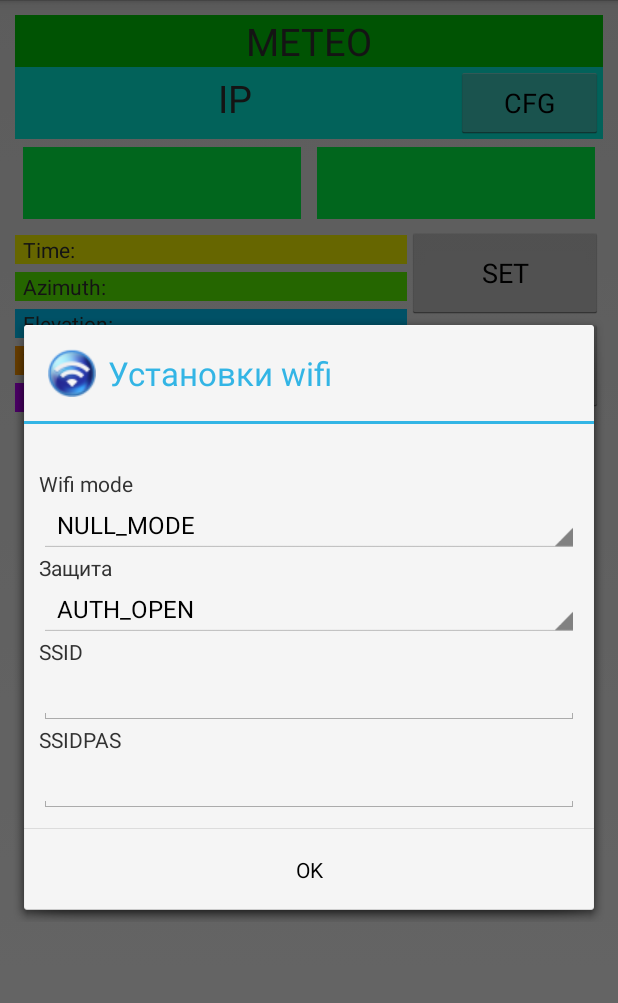
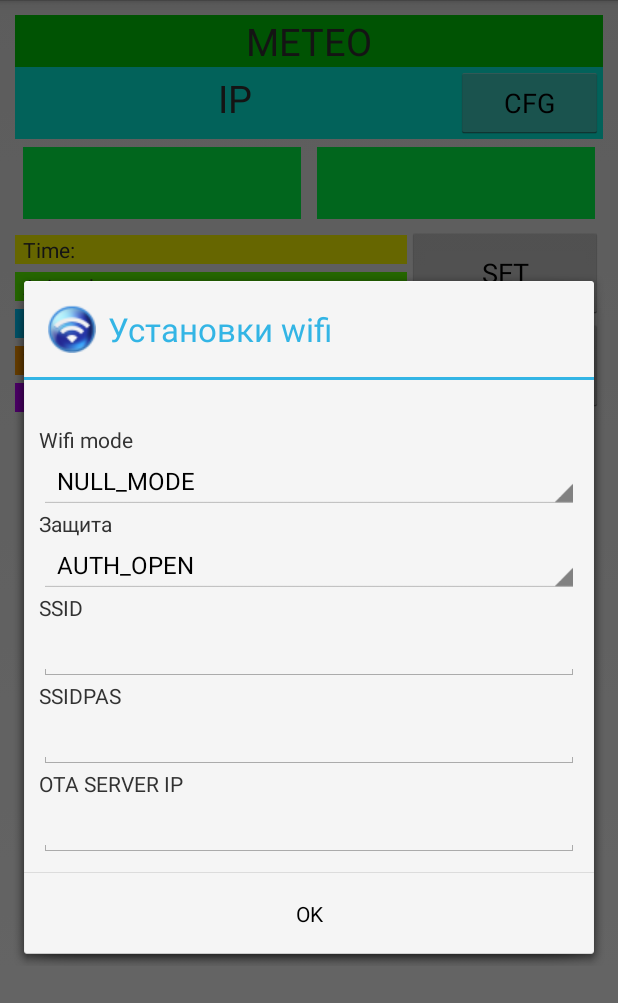
Before and after one commit to tsbp/SOLAR_PROJ_GIT, an Android app: the ClientConfigMeteo screen opened directly, with no data from a screen before it, after a tap on "CFG", on a phone screen of 412 x 824 dp. Shown: the top 1003 px of the screen. Run offline under Robolectric (Android 15) with nearby library versions, the phone set to English and light mode, and no system bars; 1 statement that could not run was skipped.

Commit message:
ota serv ip

```diff
--- a/Android/SOLAR/app/src/main/java/com/voodoo/solar/UDPCommands.java
+++ b/Android/SOLAR/app/src/main/java/com/voodoo/solar/UDPCommands.java
@@ -39,6 +39,7 @@ public class UDPCommands
 
     public final static byte CMD_CFG		= (byte)0xC0;
     public final static byte CMD_WIFI		= (byte)0xC1;
+    public final static byte CMD_FWUPDATE	= (byte)0xC2;
 
     public final static byte CMD_SYNC		= (byte)0xE0;
     public final static byte CMD_SERVICE	= (byte)0xE1;
--- a/Android/SOLAR/app/src/main/res/layout/dialog_wifi.xml
+++ b/Android/SOLAR/app/src/main/res/layout/dialog_wifi.xml
@@ -70,6 +70,18 @@
                 android:ems="10"
                 android:id="@+id/etSSIDPASS"/>
 
+            <TextView
+                android:text="@string/OTASERV"
+                android:layout_width="match_parent"
+                android:layout_height="wrap_content"/>
+
+            <EditText
+                android:layout_width="fill_parent"
+                android:layout_height="wrap_content"
+                android:inputType="text"
+                android:ems="10"
+                android:id="@+id/etOTAIP"/>
+
 
         </LinearLayout>
     </ScrollView>
--- a/Android/SOLAR/app/src/main/res/values/strings.xml
+++ b/Android/SOLAR/app/src/main/res/values/strings.xml
@@ -2,6 +2,7 @@
     <string name="app_name">SOLAR</string>
     <string name="SSID">SSID</string>
     <string name="SSIDPAS">SSIDPAS</string>
+    <string name="OTASERV">OTA SERVER IP</string>
     <string name="WIFI_MODE">Wifi mode</string>
     <string name="security">Защита</string>
 
```
Also changed, not shown: Android/SOLAR/app/src/main/java/com/voodoo/solar/ClientConfig.java (+39 -3 lines), Android/SOLAR/app/src/main/java/com/voodoo/solar/ClientConfigMeteo.java (+12 -2 lines), Android/SOLAR/app/src/main/res/layout/activity_client_config.xml (+7 -0 lines), 12 other files.
